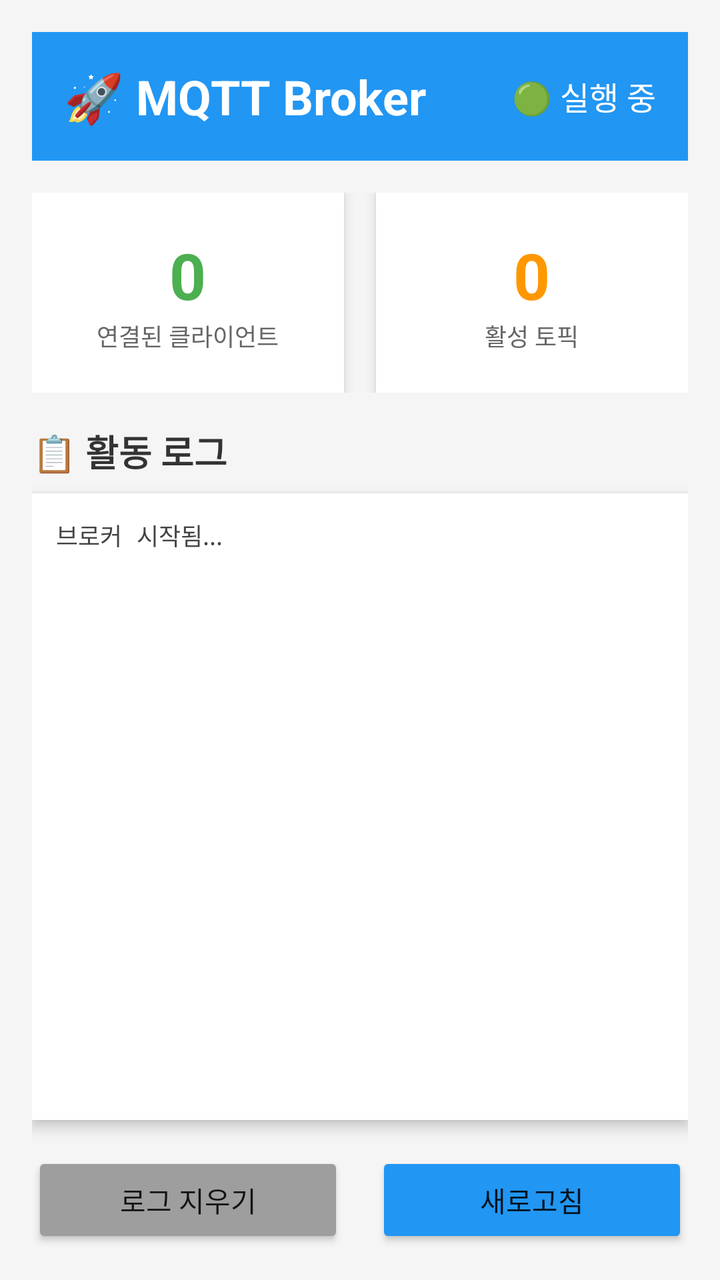
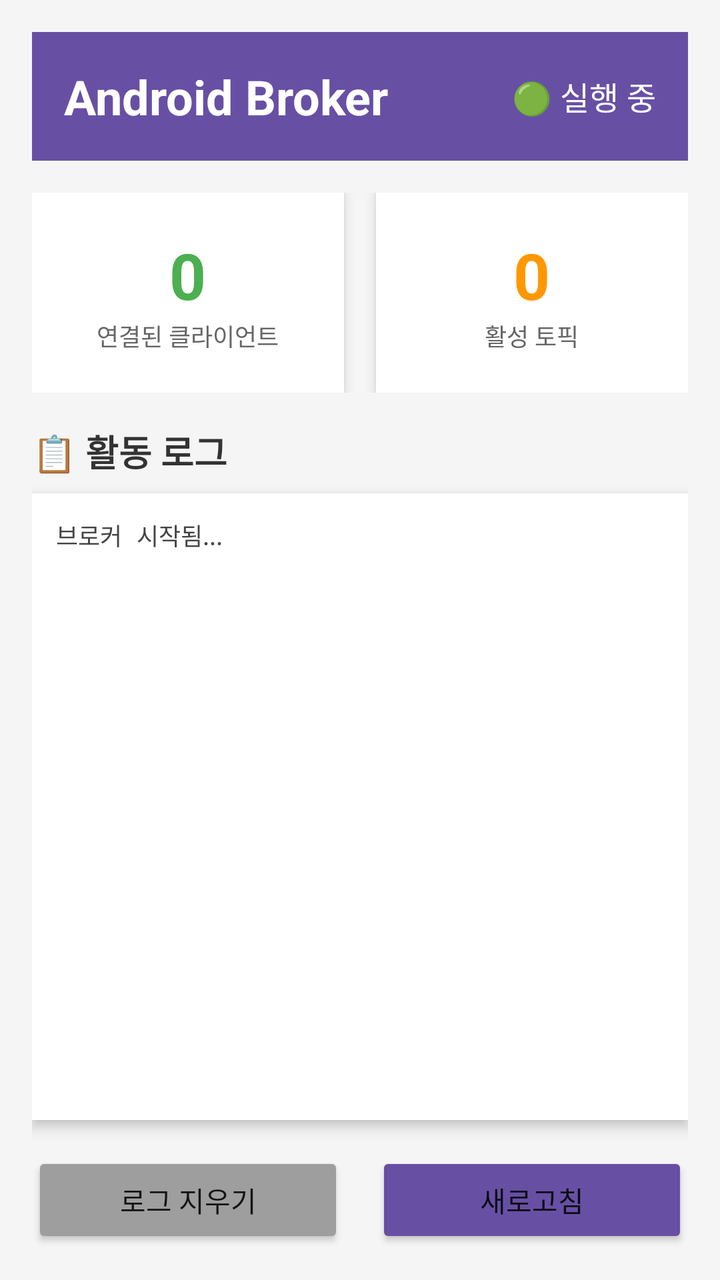

An Android layout rendered at two revisions. The XML below is the earlier revision; the diff shows what the commit changed to produce the second picture.
<!-- AndroidManifest.xml: application theme android:Theme.Material.Light -->
<!-- res/layout/activity_main.xml -->
<?xml version="1.0" encoding="utf-8"?>
<LinearLayout xmlns:android="http://schemas.android.com/apk/res/android"
    android:layout_width="match_parent"
    android:layout_height="match_parent"
    android:orientation="vertical"
    android:padding="16dp"
    android:background="#f5f5f5">

    
    <LinearLayout
        android:layout_width="match_parent"
        android:layout_height="wrap_content"
        android:orientation="horizontal"
        android:gravity="center_vertical"
        android:padding="16dp"
        android:background="#2196F3"
        android:layout_marginBottom="16dp">

        <TextView
            android:layout_width="0dp"
            android:layout_height="wrap_content"
            android:layout_weight="1"
            android:text="🚀 MQTT Broker"
            android:textColor="@android:color/white"
            android:textSize="24sp"
            android:textStyle="bold" />

        <TextView
            android:id="@+id/statusText"
            android:layout_width="wrap_content"
            android:layout_height="wrap_content"
            android:text="🟢 실행 중"
            android:textColor="@android:color/white"
            android:textSize="16sp" />

    </LinearLayout>

    
    <LinearLayout
        android:layout_width="match_parent"
        android:layout_height="wrap_content"
        android:orientation="horizontal"
        android:layout_marginBottom="16dp">

        
        <LinearLayout
            android:layout_width="0dp"
            android:layout_height="100dp"
            android:layout_weight="1"
            android:orientation="vertical"
            android:background="@android:color/white"
            android:gravity="center"
            android:layout_marginEnd="8dp"
            android:elevation="4dp">

            <TextView
                android:id="@+id/clientCountText"
                android:layout_width="wrap_content"
                android:layout_height="wrap_content"
                android:text="0"
                android:textSize="32sp"
                android:textStyle="bold"
                android:textColor="#4CAF50" />

            <TextView
                android:layout_width="wrap_content"
                android:layout_height="wrap_content"
                android:text="연결된 클라이언트"
                android:textSize="12sp"
                android:textColor="#666" />

        </LinearLayout>

        
        <LinearLayout
            android:layout_width="0dp"
            android:layout_height="100dp"
            android:layout_weight="1"
            android:orientation="vertical"
            android:background="@android:color/white"
            android:gravity="center"
            android:layout_marginStart="8dp"
            android:elevation="4dp">

            <TextView
                android:id="@+id/topicCountText"
                android:layout_width="wrap_content"
                android:layout_height="wrap_content"
                android:text="0"
                android:textSize="32sp"
                android:textStyle="bold"
                android:textColor="#FF9800" />

            <TextView
                android:layout_width="wrap_content"
                android:layout_height="wrap_content"
                android:text="활성 토픽"
                android:textSize="12sp"
                android:textColor="#666" />

        </LinearLayout>

    </LinearLayout>

    
    <TextView
        android:layout_width="wrap_content"
        android:layout_height="wrap_content"
        android:text="📋 활동 로그"
        android:textSize="18sp"
        android:textStyle="bold"
        android:layout_marginBottom="8dp"
        android:textColor="#333" />

    <ScrollView
        android:layout_width="match_parent"
        android:layout_height="0dp"
        android:layout_weight="1"
        android:background="@android:color/white"
        android:elevation="4dp"
        android:padding="12dp">

        <TextView
            android:id="@+id/logText"
            android:layout_width="match_parent"
            android:layout_height="wrap_content"
            android:text="브로커 시작됨...\n"
            android:textSize="12sp"
            android:fontFamily="monospace"
            android:textColor="#444"
            android:lineSpacingExtra="2dp" />

    </ScrollView>

    
    <LinearLayout
        android:layout_width="match_parent"
        android:layout_height="wrap_content"
        android:orientation="horizontal"
        android:layout_marginTop="16dp">

        <Button
            android:id="@+id/clearLogButton"
            android:layout_width="0dp"
            android:layout_height="wrap_content"
            android:layout_weight="1"
            android:text="로그 지우기"
            android:layout_marginEnd="8dp"
            android:backgroundTint="#9E9E9E" />

        <Button
            android:id="@+id/refreshButton"
            android:layout_width="0dp"
            android:layout_height="wrap_content"
            android:layout_weight="1"
            android:text="새로고침"
            android:layout_marginStart="8dp"
            android:backgroundTint="#2196F3" />

    </LinearLayout>

</LinearLayout>
<!-- resources referenced by this layout -->
<resources>

</resources>

<!-- the commit's change to res/layout/activity_main.xml (unified diff, before → after) -->
@@ -13,14 +13,14 @@
         android:orientation="horizontal"
         android:gravity="center_vertical"
         android:padding="16dp"
-        android:background="#2196F3"
+        android:background="#6750A4"
         android:layout_marginBottom="16dp">
 
         <TextView
             android:layout_width="0dp"
             android:layout_height="wrap_content"
             android:layout_weight="1"
-            android:text="🚀 MQTT Broker"
+            android:text="Android Broker"
             android:textColor="@android:color/white"
             android:textSize="24sp"
             android:textStyle="bold" />
@@ -155,7 +155,7 @@
             android:layout_weight="1"
             android:text="새로고침"
             android:layout_marginStart="8dp"
-            android:backgroundTint="#2196F3" />
+            android:backgroundTint="#6750A4" />
 
     </LinearLayout>
 
